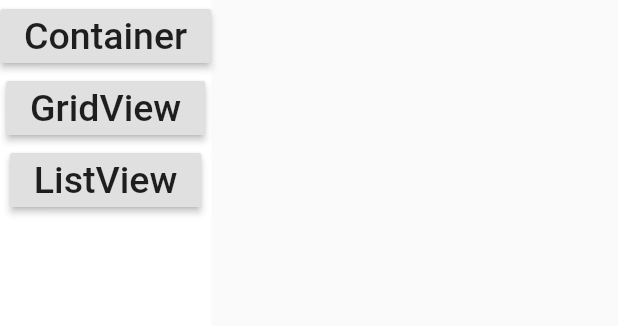
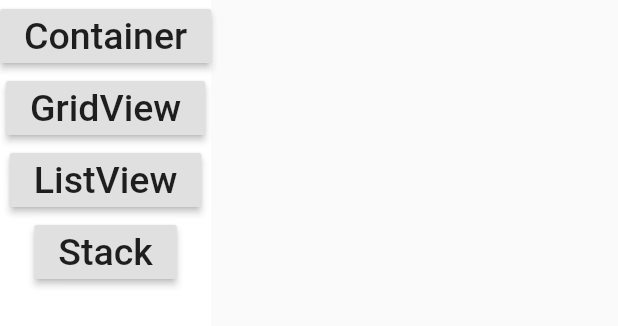
Before and after one commit to Zheng-Yu-Jun/flutter_demo, a Flutter app: the ContentOfMainActivity widget shown alone on an empty page, opened directly, on a phone screen of 412 x 824 dp. Shown: the top 326 px of the screen. Run offline on Flutter 3.47's test engine with Material 2 defaults, Android fonts, the phone set to English and light mode, and no system bars.

Commit message:
实现部分例子

```diff
--- a/flutter_demo/lib/main_activity.dart
+++ b/flutter_demo/lib/main_activity.dart
@@ -4,6 +4,7 @@ import 'package:flutter/material.dart';
 import 'ContainerDemo.dart';
 import 'gridview_demo.dart';
 import 'listview_demo.dart';
+import 'stack_demo.dart';
 
 /***
  * 程序主入口
@@ -20,7 +21,8 @@ class MainActiivty extends StatelessWidget {
       routes: {
         "/container": (context) => ContainerDemo(),
         "/gridview": (context) => Gridview_Demo(),
-        "/listview": (context) => ListView_Demo()
+        "/listview": (context) => ListView_Demo(),
+        "/stack":(context)=>Stack_Demo()
       },
       home: ContentOfMainActivity(),
     );
@@ -52,7 +54,12 @@ class ContentOfMainActivity extends StatelessWidget {
               onPressed: () {
                 Navigator.pushNamed(context, "/listview");
               },
-              child: Text('ListView', style: TextStyle(fontSize: 25)))
+              child: Text('ListView', style: TextStyle(fontSize: 25))),
+          RaisedButton(
+              onPressed: () {
+                Navigator.pushNamed(context, "/stack");
+              },
+              child: Text('Stack', style: TextStyle(fontSize: 25)))
         ],
       ),
     );
--- a/flutter_demo/pubspec.yaml
+++ b/flutter_demo/pubspec.yaml
@@ -45,6 +45,9 @@ flutter:
   #  - images/a_dot_burr.jpeg
   #  - images/a_dot_ham.jpeg
 
+  assets:
+    - image/kobe.png
+
   # An image asset can refer to one or more resolution-specific "variants", see
   # https://flutter.dev/assets-and-images/#resolution-aware.
 
```
Also changed, not shown: flutter_demo/lib/stack_demo.dart (added, +30 -0 lines), flutter_demo/image/kobe.png (added), flutter_demo/lib/card_demo.dart (added).
